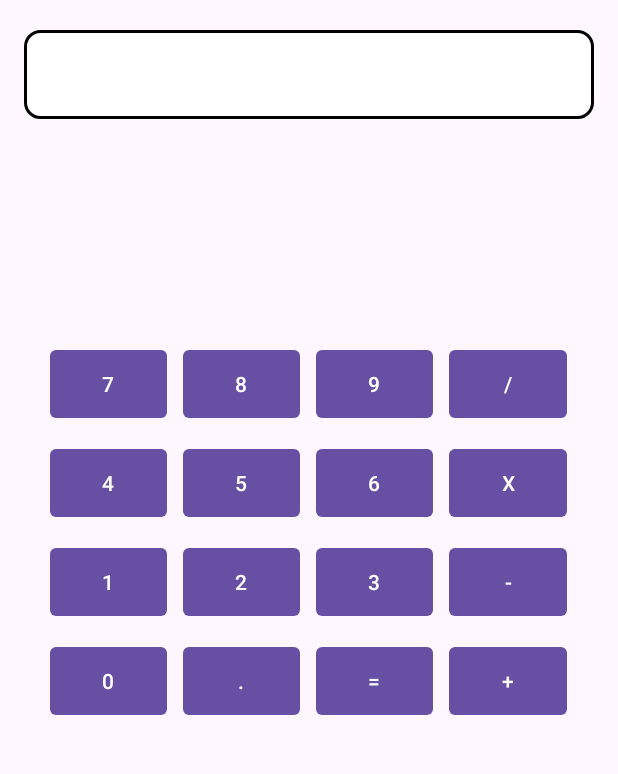
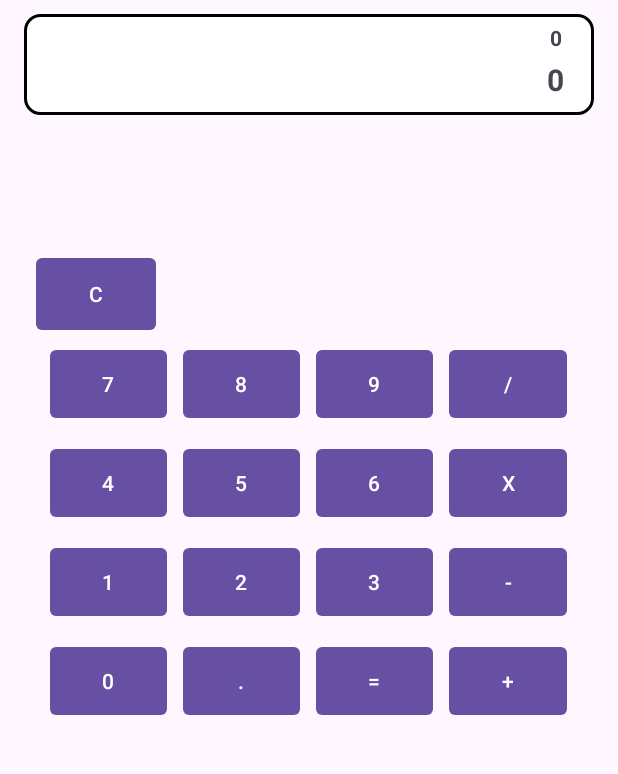
Before and after one commit to DanielBrisch/CalculadoraAndroidNative, an Android app: the screen it shows after launch (MainActivity), on a phone screen of 412 x 824 dp, the part 85-859 px from its top. Run offline under Robolectric (Android 15) with nearby library versions, the phone set to English and light mode, and no system bars.

Commit message:
programei um pouco e vi que sou burro

```diff
--- a/app/src/main/java/com/example/calculadoraapp/MainActivity.java
+++ b/app/src/main/java/com/example/calculadoraapp/MainActivity.java
@@ -6,24 +6,20 @@ import android.widget.Button;
 import android.widget.TextView;
 
 import androidx.appcompat.app.AppCompatActivity;
+import androidx.appcompat.view.menu.MenuBuilder;
+
+import java.util.ArrayList;
+import java.util.List;
 
 public class MainActivity extends AppCompatActivity {
 
-    private int total = 0;
-    private Button button0;
-    private Button button1;
-    private Button button2;
-    private Button button3;
-    private Button button4;
-    private Button button5;
-    private Button button6;
-    private Button button7;
-    private Button button8;
-    private Button button9;
+    private Double total = 0.0;
 
-    private TextView txtOutput;
+    private Button button0, button1, button2, button3, button4, button5, button6, button7, button8,
+            button9, buttonMais, buttonDiminui, buttonMultiplicacao, buttonDivisao, buttonIgual, buttonLimpar, buttonPonto;
 
-    private String operacao = "";
+    private TextView txtOutput, vlrParaCalcular;
+
 
     @Override
     protected void onCreate(Bundle savedInstanceState) {
@@ -32,10 +28,12 @@ public class MainActivity extends AppCompatActivity {
 
         iniciaViews();
 
-        controlaBotoes();
+        controlaBotoesNumericos();
+
+        InciaEquacoes();
     }
 
-    public void controlaBotoes() {
+    public void controlaBotoesNumericos() {
         button0.setOnClickListener(new View.OnClickListener() {
             @Override
             public void onClick(View v) {
@@ -92,21 +90,39 @@ public class MainActivity extends AppCompatActivity {
             }
         });
 
-        button0.setOnClickListener(new View.OnClickListener() {
+        button8.setOnClickListener(new View.OnClickListener() {
             @Override
             public void onClick(View v) {
                 txtOutput.setText(txtOutput.getText() + "8");
             }
         });
 
-        button8.setOnClickListener(new View.OnClickListener() {
+        button9.setOnClickListener(new View.OnClickListener() {
             @Override
             public void onClick(View v) {
                 txtOutput.setText(txtOutput.getText() + "9");
             }
         });
+    }
 
-        button9.setOnClickListener(new View.OnClickListener() {
+    public void InciaEquacoes() {
+        fazEquecaoDeSubtracao();
+        resultado();
+    }
+
+
+    public void fazEquecaoDeSubtracao() {
+        buttonDiminui.setOnClickListener(new View.OnClickListener() {
+            @Override
+            public void onClick(View v) {
+                total = Double.parseDouble(txtOutput.getText().toString());
+                txtOutput.setText(txtOutput.getText() + "-");
+            }
+        });
+    }
+
+    public void resultado() {
+        buttonIgual.setOnClickListener(new View.OnClickListener() {
             @Override
             public void onClick(View v) {
 
@@ -116,6 +132,7 @@ public class MainActivity extends AppCompatActivity {
 
     public void iniciaViews() {
         txtOutput = findViewById(R.id.txtOutput);
+        vlrParaCalcular = findViewById(R.id.vlrParaCalcular);
         button1 = findViewById(R.id.myButton1);
         button2 = findViewById(R.id.myButton2);
         button3 = findViewById(R.id.myButton3);
@@ -126,5 +143,12 @@ public class MainActivity extends AppCompatActivity {
         button8 = findViewById(R.id.myButton8);
         button9 = findViewById(R.id.myButton9);
         button0 = findViewById(R.id.myButton0);
+        buttonMais = findViewById(R.id.myButtonMais);
+        buttonDiminui = findViewById(R.id.myButtonDiminui);
+        buttonMultiplicacao = findViewById(R.id.myButtonX);
+        buttonDivisao = findViewById(R.id.myButtonDivisao);
+        buttonIgual = findViewById(R.id.myButtonResultado);
+        buttonLimpar = findViewById(R.id.myButtonClear);
+        buttonPonto = findViewById(R.id.myButtonPonto);
     }
 }
--- a/app/src/main/res/drawable/rounded_border.xml
+++ b/app/src/main/res/drawable/rounded_border.xml
@@ -1,6 +1,6 @@
 <?xml version="1.0" encoding="utf-8"?>
 <shape xmlns:android="http://schemas.android.com/apk/res/android">
-    <solid android:color="#FFFFFF"/> <!-- Cor de fundo -->
-    <corners android:radius="10dp"/> <!-- Raio da borda arredondada -->
-    <stroke android:width="2dp" android:color="#000000"/> <!-- Espessura e cor da borda -->
+    <solid android:color="#FFFFFF"/>
+    <corners android:radius="10dp"/>
+    <stroke android:width="2dp" android:color="#000000"/>
 </shape>
--- a/app/src/main/res/layout/activity_main.xml
+++ b/app/src/main/res/layout/activity_main.xml
@@ -11,24 +11,58 @@
         android:textStyle="bold"
         android:textSize="30dp"/>
 
+
+    <FrameLayout
+        android:layout_marginTop="50dp"
+        android:layout_width="match_parent"
+        android:layout_height="wrap_content">
+
         <TextView
             android:id="@+id/txtOutput"
             android:layout_width="match_parent"
             android:layout_height="wrap_content"
-        android:layout_below="@id/txtName"
             android:background="@drawable/rounded_border"
-        android:layout_marginTop="20dp"
             android:textStyle="bold"
-        android:padding="20dp"/>
+            android:text="0"
+            android:paddingTop="30dp"
+            android:paddingRight="20dp"
+            android:paddingBottom="10dp"
+            android:textSize="20dp"
+            android:gravity="right"/>
 
-    <View
-        android:id="@+id/bottomSpacer"
+        <TextView
+            android:id="@+id/vlrParaCalcular"
             android:layout_width="match_parent"
-        android:layout_height="16dp"
-        android:layout_alignParentBottom="true"
-        android:visibility="invisible"/>
+            android:layout_height="wrap_content"
+            android:textStyle="bold"
+            android:text="0"
+            android:paddingTop="6dp"
+            android:layout_marginRight="10dp"
+            android:paddingRight="11dp"
+            android:textSize="14dp"
+            android:gravity="right"/>
+
+    </FrameLayout>
 
     <LinearLayout
+        android:layout_width="wrap_content"
+        android:layout_height="wrap_content"
+        android:layout_above="@id/ContainerTop"
+        android:orientation="vertical">
+
+        <Button
+            android:id="@+id/myButtonClear"
+            android:layout_width="80dp"
+            android:layout_height="wrap_content"
+            android:layout_margin="8dp"
+            android:background="@drawable/roundedd_button"
+            android:text="C" />
+
+    </LinearLayout>
+
+
+    <LinearLayout
+        android:id="@+id/ContainerTop"
         android:layout_width="wrap_content"
         android:layout_height="wrap_content"
         android:layout_centerInParent="true"
@@ -216,7 +250,7 @@
                 android:text="=" />
 
             <Button
-                android:id="@+id/myButtonDiminuMais"
+                android:id="@+id/myButtonMais"
                 android:layout_weight="1"
                 android:layout_width="0dp"
                 android:layout_height="wrap_content"
```
Lines whose indentation alone changed are shown as unchanged.
